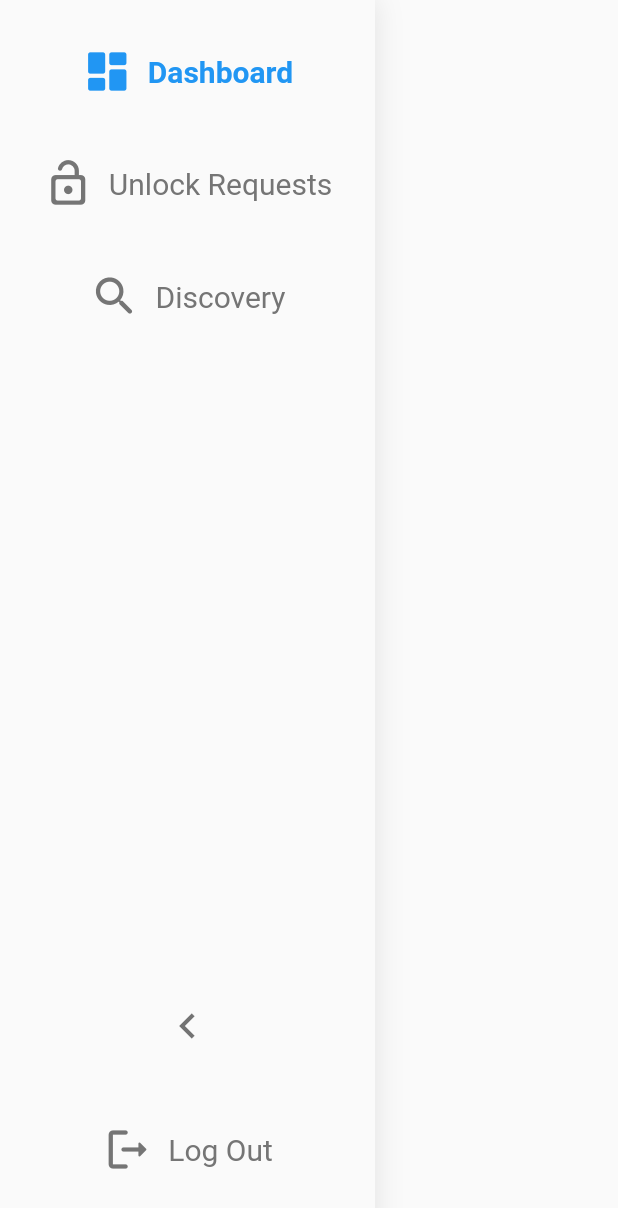
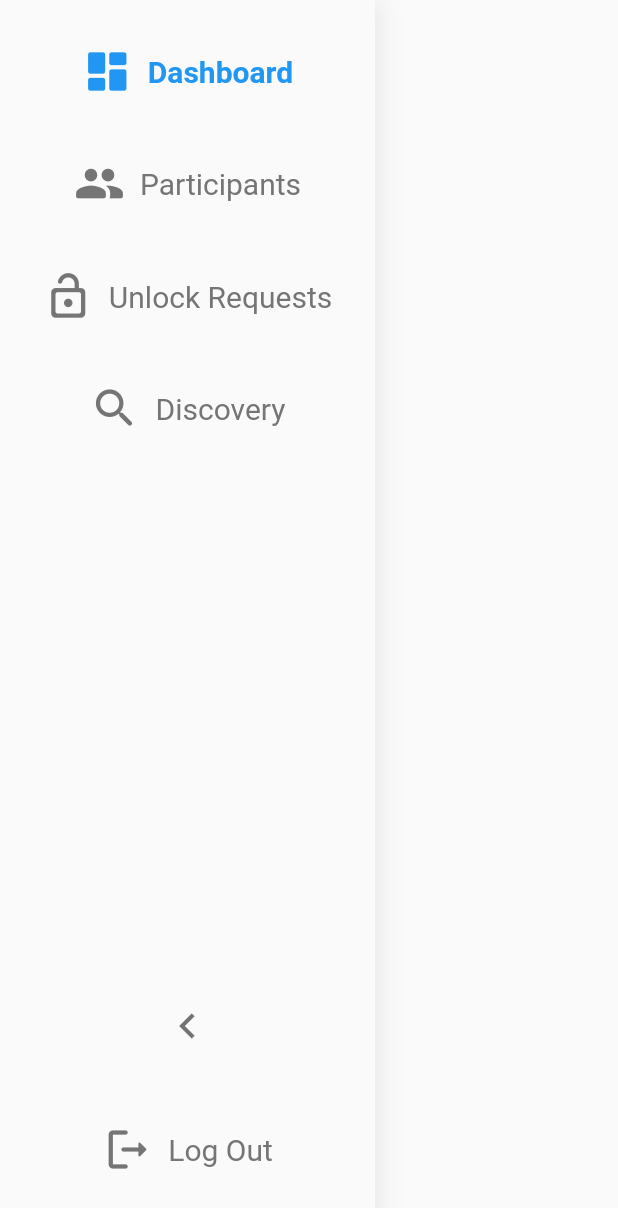
Before and after one commit to HadyMash/psych-ia-experiment, a Flutter app: the SideNavigationBar widget shown alone on an empty page, opened directly, after a tap on the "expand more" icon, on a phone screen of 412 x 824 dp. Shown: the top 1208 px of the screen. Run offline on Flutter 3.47's test engine with Material 2 defaults, Android fonts, the phone set to English and light mode, and no system bars; our stand-ins replace cloud_firestore, firebase_auth, firebase_core, fluttertoast; missing offline and left inert: dart:html; accounts and stored records are empty.

Commit message:
renamed dashboard to admin_panel and added participants tab to side nav bar.

```diff
--- a/lib/screens/admin/admin_login.dart
+++ b/lib/screens/admin/admin_login.dart
@@ -1,7 +1,7 @@
 import 'package:firebase_auth/firebase_auth.dart';
 import 'package:flutter/material.dart';
 import 'package:fluttertoast/fluttertoast.dart';
-import 'package:reading_experiment/screens/admin/dashboard.dart';
+import 'package:reading_experiment/screens/admin/admin_panel.dart';
 import 'package:reading_experiment/services/auth.dart';
 import 'package:reading_experiment/shared/custom_widget_border.dart';
 
@@ -223,7 +223,7 @@ class _AdminLoginState extends State<AdminLogin> {
                           await _auth.logIn(email: email, password: password);
                       if (result is User) {
                         Navigator.of(context).push(MaterialPageRoute(
-                            builder: (context) => const Dashboard()));
+                            builder: (context) => const AdminPanel()));
                       } else {
                         _showToast(context,
                             text: _auth.getError(result.toString()));
--- a/lib/screens/admin/side_navbar.dart
+++ b/lib/screens/admin/side_navbar.dart
@@ -103,26 +103,36 @@ class _SideNavigationBarState extends State<SideNavigationBar> {
                     onTap: () => setState(() => selectedIndex = 0),
                   ),
                   PageIcon.tooltip(
-                    label: 'Unlock Requests',
-                    tooltip:
-                        'Unlock Requests - Requests made by participants to unlock their portal.\nThe lock is caused by the experiment tab or browser losing focus.',
+                    label: 'Participants',
+                    tooltip: 'Participants - Currently active participants',
                     selected: selectedIndex == 1,
                     expanded: navBarExpanded,
-                    icon: Icons.lock_open_rounded,
+                    icon: Icons.people_rounded,
                     height: itemHeight,
                     width: navBarWidth,
                     onTap: () => setState(() => selectedIndex = 1),
                   ),
                   PageIcon.tooltip(
+                    label: 'Unlock Requests',
+                    tooltip:
+                        'Unlock Requests - Requests made by participants to unlock their portal.\nThe lock is caused by the experiment tab or browser losing focus.',
+                    selected: selectedIndex == 2,
+                    expanded: navBarExpanded,
+                    icon: Icons.lock_open_rounded,
+                    height: itemHeight,
+                    width: navBarWidth,
+                    onTap: () => setState(() => selectedIndex = 2),
+                  ),
+                  PageIcon.tooltip(
                     label: 'Discovery',
                     tooltip:
                         'Discovery - Toggle whether particpants are able to enter the experiment.',
-                    selected: selectedIndex == 2,
+                    selected: selectedIndex == 3,
                     expanded: navBarExpanded,
                     icon: Icons.search_rounded,
                     height: itemHeight,
                     width: navBarWidth,
-                    onTap: () => setState(() => selectedIndex = 2),
+                    onTap: () => setState(() => selectedIndex = 3),
                   ),
                 ],
               ),
```
Also changed, not shown: lib/main.dart (+38 -7 lines), lib/screens/admin/admin_panel.dart (renamed from lib/screens/admin/dashboard.dart, +4 -4 lines).
